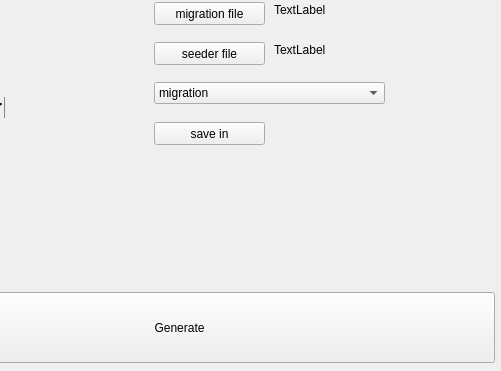
First picture: the form in gui/gui_csv_to_db.ui, repository ast0l/CsvToDB, before the edit; both pictures show x 136 to 637 and y 108 to 479 of the 637 by 479 pixel window.
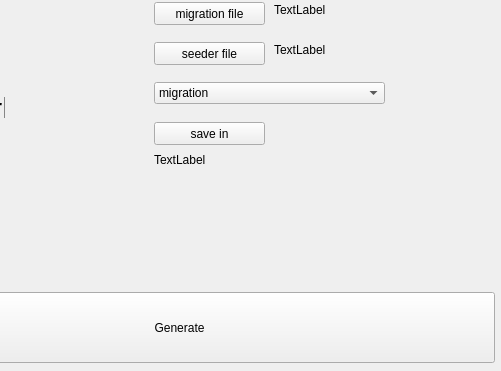
Second picture: the form after the edit.

Commit message: add gui app and readme with ui file

Diff of the .ui file:
```diff
--- a/gui/gui_csv_to_db.ui
+++ b/gui/gui_csv_to_db.ui
@@ -227,6 +227,19 @@
      <string>save in</string>
     </property>
    </widget>
+   <widget class="QLabel" name="label_save_in">
+    <property name="geometry">
+     <rect>
+      <x>290</x>
+      <y>260</y>
+      <width>341</width>
+      <height>16</height>
+     </rect>
+    </property>
+    <property name="text">
+     <string>TextLabel</string>
+    </property>
+   </widget>
   </widget>
  </widget>
  <resources/>
```
Left out of the diff: 2 changed lines with no effect on the pictures. The commit also changes 2 other files.
